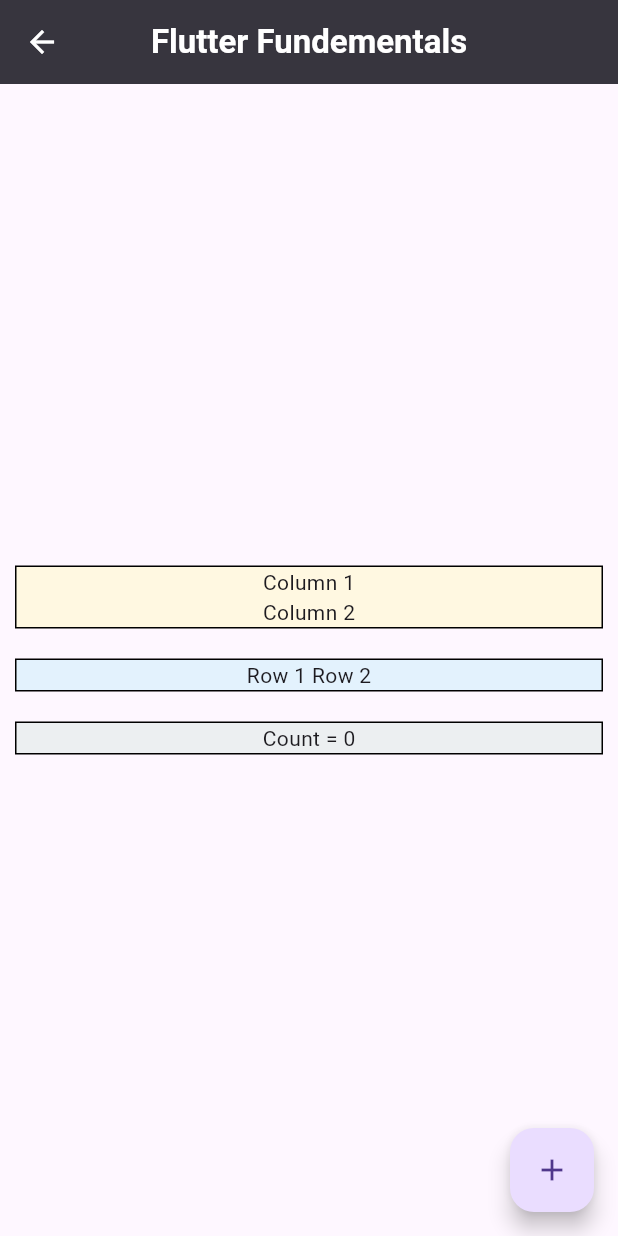
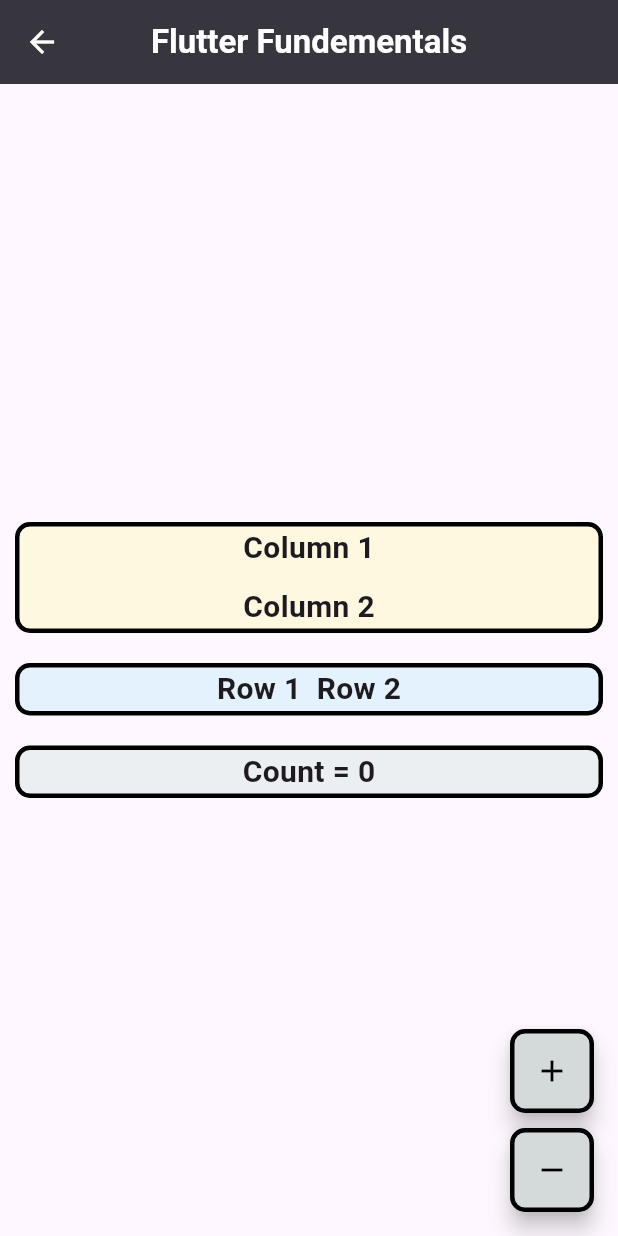
Before and after one commit to Muhammed-Aflah-A/the_application, a Flutter app: the Page1 screen opened by its route, on a phone screen of 412 x 824 dp. Run offline on Flutter 3.47's test engine with Material 3 defaults, Android fonts, the phone set to English and light mode, and no system bars.

Commit message:
make changes in flutter fundementals

```diff
--- a/lib/view/flutter_fundementals.dart
+++ b/lib/view/flutter_fundementals.dart
@@ -36,11 +36,35 @@ class _Page1State extends State<Page1> {
         ),
         centerTitle: true,
       ),
-      floatingActionButton: FloatingActionButton(
-        onPressed: () {
-          increaseButton();
-        },
-        child: Icon(Icons.add),
+      floatingActionButton: Column(
+        mainAxisSize: MainAxisSize.min,
+        children: [
+          FloatingActionButton(
+            backgroundColor: AppColor.buttonColor,
+            foregroundColor: Colors.black,
+            shape: RoundedRectangleBorder(
+              side: BorderSide(color: Colors.black, width: 3),
+              borderRadius: BorderRadius.circular(10),
+            ),
+            onPressed: () {
+              increaseButton();
+            },
+            child: Icon(Icons.add),
+          ),
+          SizedBox(height: 10),
+          FloatingActionButton(
+            backgroundColor: AppColor.buttonColor,
+            foregroundColor: Colors.black,
+            shape: RoundedRectangleBorder(
+              side: BorderSide(color: Colors.black, width: 3),
+              borderRadius: BorderRadius.circular(10),
+            ),
+            onPressed: () {
+              decrementButton();
+            },
+            child: Icon(Icons.remove),
+          ),
+        ],
       ),
       body: SafeArea(
         child: Center(
@@ -50,36 +74,76 @@ class _Page1State extends State<Page1> {
               Container(
                 margin: EdgeInsets.all(10),
                 decoration: BoxDecoration(
-                  border: Border.all(),
+                  border: Border.all(width: 3),
+                  borderRadius: BorderRadius.circular(10),
                   color: Colors.amber[50],
                 ),
                 child: Center(
                   child: Column(
                     mainAxisAlignment: MainAxisAlignment.center,
-                    children: [Text("Column 1"), Text("Column 2")],
+                    children: [
+                      Text(
+                        "Column 1",
+                        style: TextStyle(
+                          fontWeight: FontWeight.bold,
+                          fontSize: 20,
+                        ),
+                      ),
+                      SizedBox(height: 10),
+                      Text(
+                        "Column 2",
+                        style: TextStyle(
+                          fontWeight: FontWeight.bold,
+                          fontSize: 20,
+                        ),
+                      ),
+                    ],
                   ),
                 ),
               ),
               Container(
                 margin: EdgeInsets.all(10),
                 decoration: BoxDecoration(
-                  border: Border.all(),
+                  border: Border.all(width: 3),
+                  borderRadius: BorderRadius.circular(10),
                   color: Colors.blue[50],
                 ),
                 child: Center(
                   child: Row(
                     mainAxisAlignment: MainAxisAlignment.center,
-                    children: [Text("Row 1 "), Text("Row 2")],
+                    children: [
+                      Text(
+                        "Row 1",
+                        style: TextStyle(
+                          fontWeight: FontWeight.bold,
+                          fontSize: 20,
+                        ),
+                      ),
+                      SizedBox(width: 10),
+                      Text(
+                        "Row 2",
+                        style: TextStyle(
+                          fontWeight: FontWeight.bold,
+                          fontSize: 20,
+                        ),
+                      ),
+                    ],
                   ),
                 ),
               ),
               Container(
                 margin: EdgeInsets.all(10),
                 decoration: BoxDecoration(
-                  border: Border.all(),
+                  border: Border.all(width: 3),
+                  borderRadius: BorderRadius.circular(10),
                   color: Colors.blueGrey[50],
                 ),
-                child: Center(child: Text("Count = $num")),
+                child: Center(
+                  child: Text(
+                    "Count = $num",
+                    style: TextStyle(fontWeight: FontWeight.bold, fontSize: 20),
+                  ),
+                ),
               ),
             ],
           ),
```
